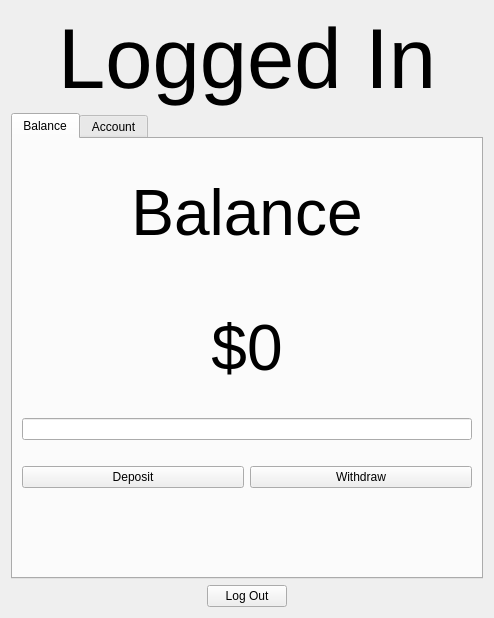
This is logged_in.ui in TTeuber/bank_balance as Qt 5 draws it before an edit. The edited form follows.
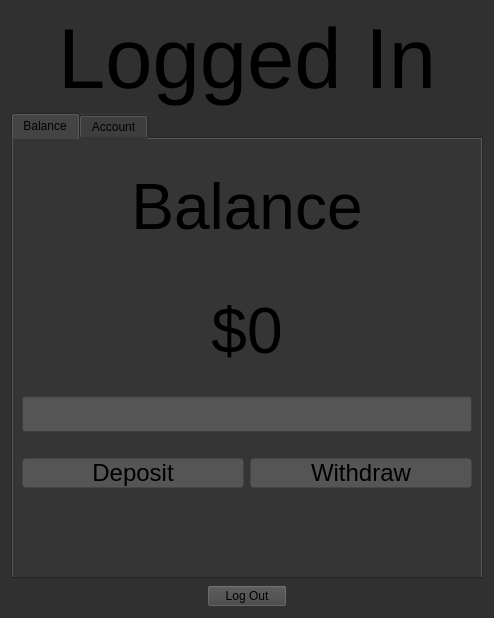
This is the edited form.

Commit message: added qss style sheet

```diff
--- a/logged_in.ui
+++ b/logged_in.ui
@@ -13,6 +13,18 @@
   <property name="windowTitle">
    <string>Form</string>
   </property>
+  <property name="styleSheet">
+   <string notr="true">QWidget
+{
+	Background: #303030;
+	color: &quot;white&quot;;
+}
+
+QPushButton
+{
+	Background: #444444;
+}</string>
+  </property>
   <layout class="QGridLayout" name="gridLayout">
    <item row="2" column="0">
     <spacer name="horizontalSpacer_3">
@@ -55,6 +67,26 @@
    </item>
    <item row="1" column="0" colspan="3">
     <widget class="QTabWidget" name="tab_widget">
+     <property name="styleSheet">
+      <string notr="true">QWidget
+{
+	Background: #353535;
+}
+
+QPushButton
+{
+	Background: #555555;
+	border: &quot;black&quot;;
+	border-width: 1px;
+	border-style: solid;
+    border-radius: 4px;
+}
+
+QLineEdit
+{
+	Background: #555555;
+}</string>
+     </property>
      <property name="currentIndex">
       <number>0</number>
      </property>
@@ -79,7 +111,25 @@
         </widget>
        </item>
        <item row="2" column="0" colspan="2">
-        <widget class="QLineEdit" name="balance_edit"/>
+        <widget class="QLineEdit" name="balance_edit">
+         <property name="sizePolicy">
+          <sizepolicy hsizetype="Expanding" vsizetype="Maximum">
+           <horstretch>0</horstretch>
+           <verstretch>0</verstretch>
+          </sizepolicy>
+         </property>
+         <property name="minimumSize">
+          <size>
+           <width>0</width>
+           <height>30</height>
+          </size>
+         </property>
+         <property name="font">
+          <font>
+           <pointsize>18</pointsize>
+          </font>
+         </property>
+        </widget>
        </item>
        <item row="0" column="0" colspan="2">
         <widget class="QLabel" name="label_2">
@@ -98,6 +148,23 @@
        </item>
        <item row="4" column="1">
         <widget class="QPushButton" name="withdraw_button">
+         <property name="sizePolicy">
+          <sizepolicy hsizetype="Preferred" vsizetype="Maximum">
+           <horstretch>0</horstretch>
+           <verstretch>0</verstretch>
+          </sizepolicy>
+         </property>
+         <property name="minimumSize">
+          <size>
+           <width>0</width>
+           <height>30</height>
+          </size>
+         </property>
+         <property name="font">
+          <font>
+           <pointsize>18</pointsize>
+          </font>
+         </property>
          <property name="text">
           <string>Withdraw</string>
          </property>
@@ -121,6 +188,23 @@
        </item>
        <item row="4" column="0">
         <widget class="QPushButton" name="deposit_button">
+         <property name="sizePolicy">
+          <sizepolicy hsizetype="Preferred" vsizetype="Maximum">
+           <horstretch>0</horstretch>
+           <verstretch>0</verstretch>
+          </sizepolicy>
+         </property>
+         <property name="minimumSize">
+          <size>
+           <width>0</width>
+           <height>30</height>
+          </size>
+         </property>
+         <property name="font">
+          <font>
+           <pointsize>18</pointsize>
+          </font>
+         </property>
          <property name="text">
           <string>Deposit</string>
          </property>
```
Left out of the diff: 21 changed lines with no effect on the pictures. The commit also changes 3 other files.
